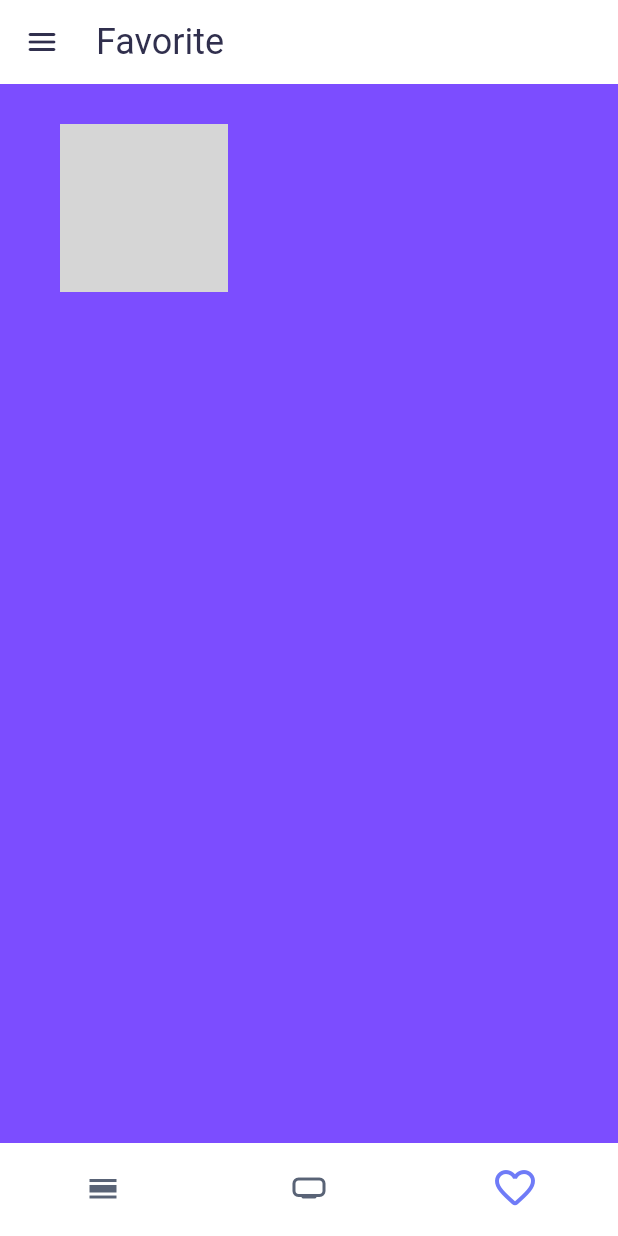
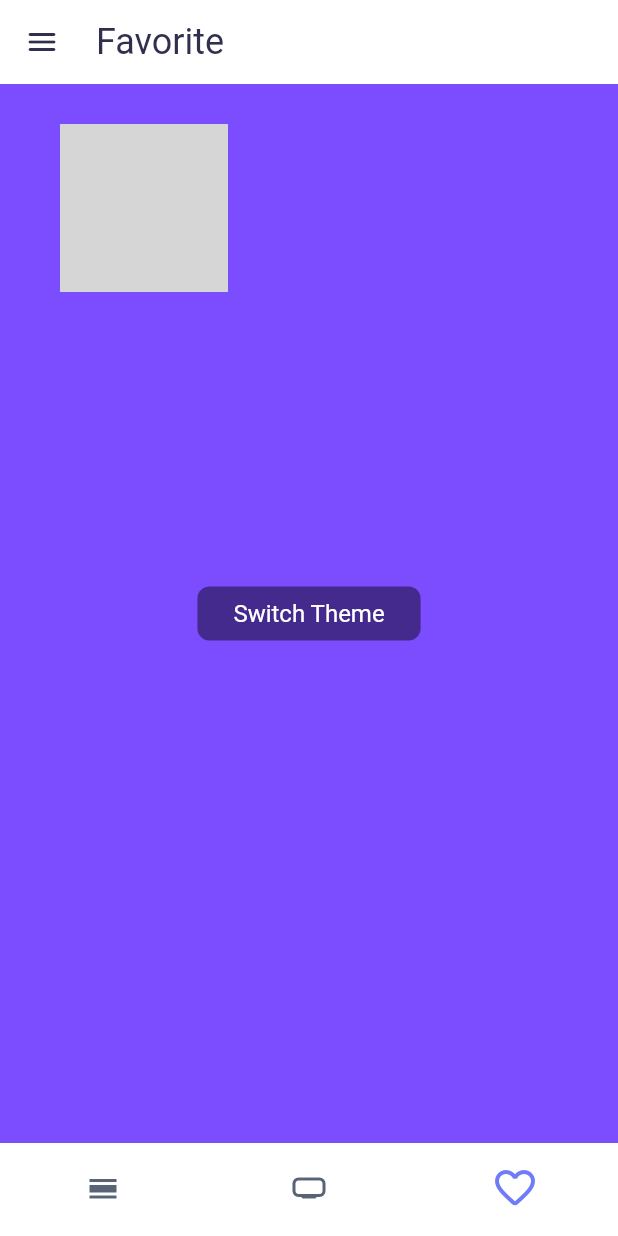
Before and after one commit to taftadahir/workout_application, a Flutter app: the screen it shows after launch, item 3 of the bottom bar chosen, on a phone screen of 412 x 824 dp. Run offline on Flutter 3.47's test engine with Material 2 defaults, Android fonts, the phone set to English and light mode, and no system bars; our stand-ins replace flutter_svg, get, get_storage; network calls fail; grey boxes are pictures that could not be loaded.

Commit message:
Create Dashboard Screen - v4
- [x] t19 - Update the *_screens* to use the *HomeScreen*

```diff
--- a/lib/app.dart
+++ b/lib/app.dart
@@ -6,8 +6,6 @@ import 'package:get/get.dart';
 import 'package:workout_application/constants/global_constant.dart';
 import 'package:workout_application/services/storage_service.dart';
 import 'package:workout_application/services/theme_service.dart';
-import 'package:workout_application/views/screens/dashboard_screen.dart';
-import 'package:workout_application/views/screens/onboarding_screen.dart';
 
 class App extends StatelessWidget {
   const App({Key? key}) : super(key: key);
--- a/lib/views/screens/dashboard_screen.dart
+++ b/lib/views/screens/dashboard_screen.dart
@@ -5,16 +5,18 @@ import 'package:workout_application/services/theme_service.dart';
 import 'package:workout_application/views/components/app_bar_component.dart';
 import 'package:workout_application/views/components/bottom_bar_component.dart';
 import 'package:workout_application/views/screens/drawer_screen.dart';
+import 'package:workout_application/views/screens/home_screen.dart';
 
 class DashboardScreen extends StatelessWidget {
   const DashboardScreen({Key? key}) : super(key: key);
 
   static final List<Widget> _screens = [
     Container(
-      color: Colors.redAccent,
+      color: Colors.teal,
     ),
+    const HomeScreen(),
     Container(
-      color: Colors.blueAccent,
+      color: Colors.deepPurpleAccent,
       child: Center(
         child: TextButton(
           style: ButtonStyle(
@@ -31,9 +33,6 @@ class DashboardScreen extends StatelessWidget {
           child: const Text('Switch Theme'),
         ),
       ),
-    ),
-    Container(
-      color: Colors.deepPurpleAccent,
     ),
   ];
 
@@ -87,8 +86,7 @@ class DashboardScreen extends StatelessWidget {
               boxShadow: controller.isDrawerOpen
                   ? [
                 BoxShadow(
-                  color:
-                  Get.theme.shadowColor,
+                  color: Get.theme.shadowColor,
                   offset: const Offset(-8, 0),
                   spreadRadius: 8,
                   blurRadius: 16,
```
